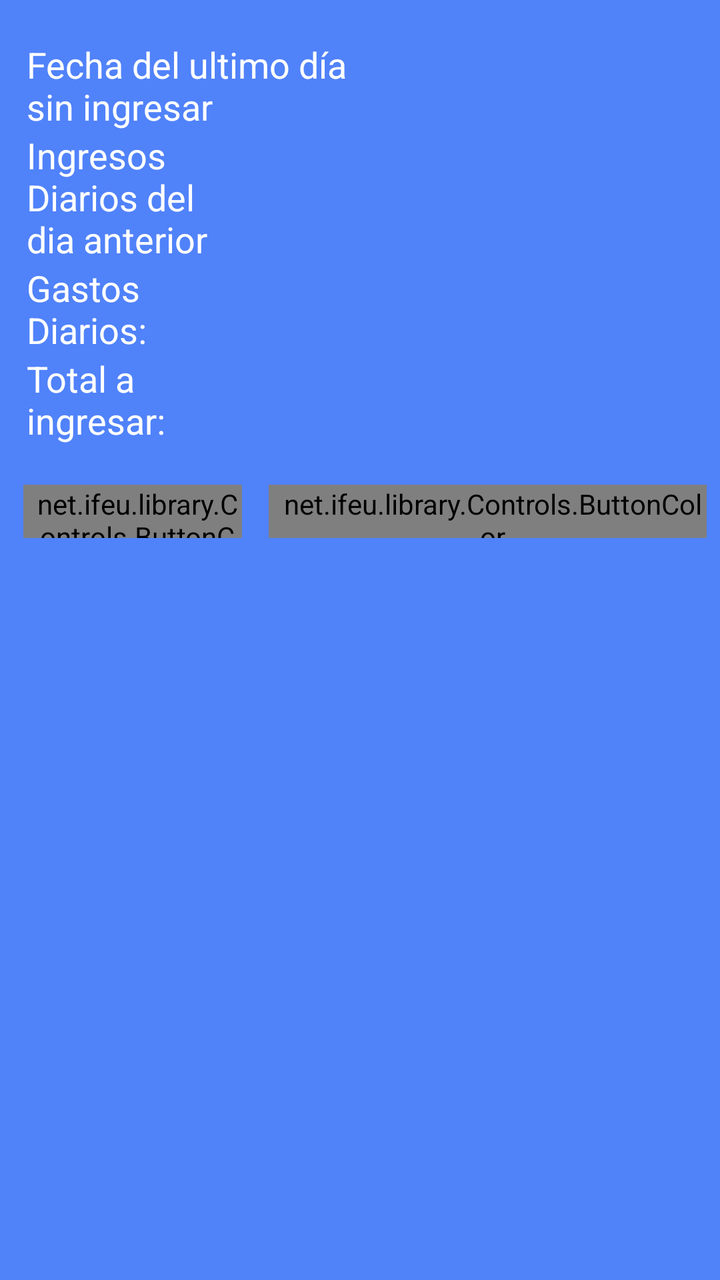
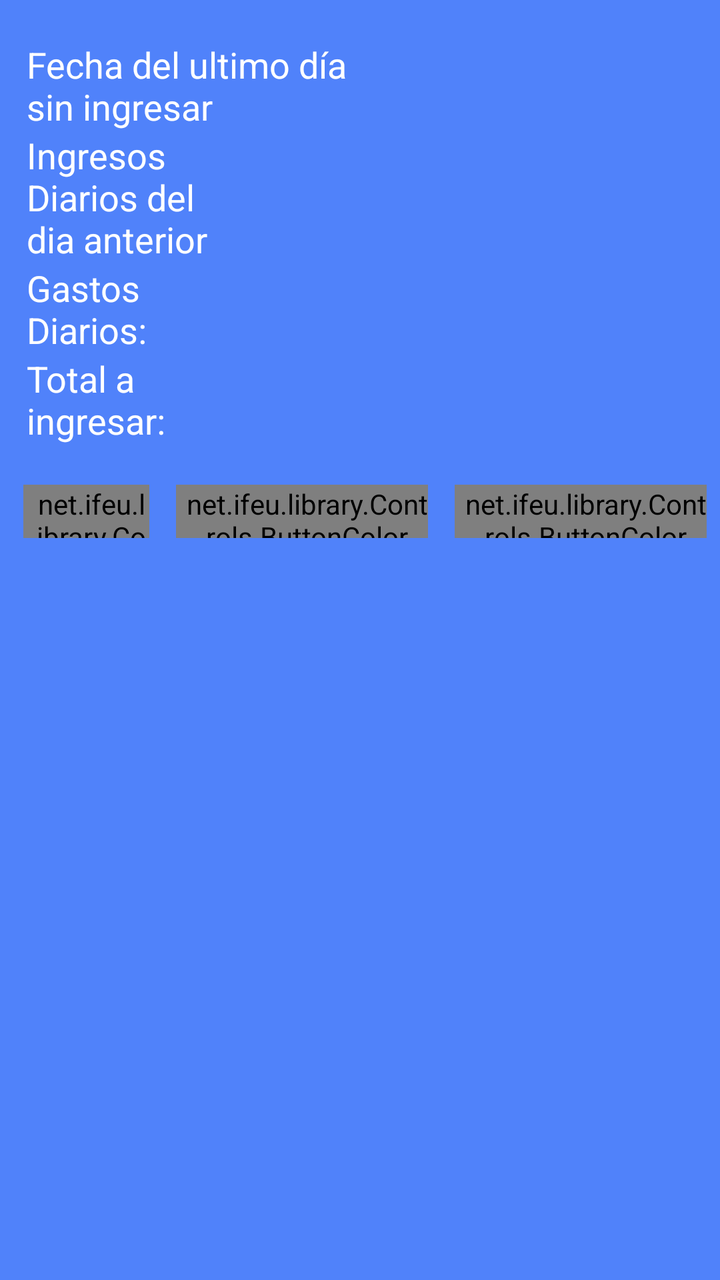

Compare the two renders of this Android layout. The source of the first and the diff that turns it into the second are given below.
<!-- AndroidManifest.xml: application theme AppTheme -->
<!-- res/layout/activity_ingresos_diarios.xml -->
<LinearLayout xmlns:android="http://schemas.android.com/apk/res/android"
    android:layout_width="match_parent"
    android:layout_height="match_parent"
    android:orientation="vertical"
    android:layout_marginTop="20dp"
    android:background="@color/Edicards" >

    <LinearLayout
        android:layout_width="fill_parent"
        android:layout_height="wrap_content"
        android:layout_marginTop="20dp"
        android:layout_marginLeft="5dp"
        android:orientation="vertical">

        <LinearLayout
            android:layout_width="fill_parent"
            android:layout_height="wrap_content"
            android:orientation="horizontal" >

            <TextView
                android:id="@+id/lblFechaIngresosDiarios"
                android:layout_width="0dp"
                android:layout_height="wrap_content"
                android:layout_weight="1"
                android:layout_marginLeft="25px"
                android:layout_marginRight="25px"
                android:text="Fecha del ultimo día sin ingresar"
                android:textColor="#FFFFFF"
                android:textSize="@dimen/text_small" />

            <TextView
                android:id="@+id/txtFechaIngresosDiarios"
                android:layout_width="0dp"
                android:layout_height="wrap_content"
                android:layout_weight="1"
                android:layout_marginLeft="25px"
                android:layout_marginRight="25px"
                android:textColor="#FFFFFF"
                android:textSize="@dimen/text_small" />
        </LinearLayout>

        <LinearLayout
            android:layout_width="fill_parent"
            android:layout_height="wrap_content"
            android:orientation="horizontal" >

            <TextView
                android:id="@+id/lblIngresosDiarios"
                android:layout_width="0dp"
                android:layout_height="wrap_content"
                android:layout_weight="1"
                android:layout_marginLeft="25px"
                android:layout_marginRight="25px"
                android:text="Ingresos Diarios del dia anterior"
                android:textColor="#FFFFFF"
                android:textSize="@dimen/text_small" />

            <EditText
                android:id="@+id/txtIngresosDiarios"
                android:layout_width="0dp"
                android:layout_height="wrap_content"
                android:layout_weight="2"
                android:layout_marginLeft="25px"
                android:layout_marginRight="25px"
                android:singleLine="true"
                android:text=""
                android:textSize="@dimen/text_small"
                android:textStyle="bold" />
        </LinearLayout>

        <LinearLayout
            android:layout_width="fill_parent"
            android:layout_height="wrap_content"
            android:orientation="horizontal" >

            <TextView
                android:id="@+id/lblGastosDiarios"
                android:layout_width="0dp"
                android:layout_height="wrap_content"
                android:layout_weight="1"
                android:layout_marginLeft="25px"
                android:layout_marginRight="25px"
                android:text="Gastos Diarios:    "
                android:textColor="#FFFFFF"
                android:textSize="@dimen/text_small" />

            <EditText
                android:id="@+id/txtGastosDiarios"
                android:layout_width="0dp"
                android:layout_height="wrap_content"
                android:layout_weight="2"
                android:layout_marginLeft="25px"
                android:layout_marginRight="25px"
                android:singleLine="true"
                android:text=""
                android:inputType="numberDecimal"
                android:textSize="@dimen/text_small"
                android:textStyle="bold" />
        </LinearLayout>

        <LinearLayout
            android:layout_width="fill_parent"
            android:layout_height="wrap_content"
            android:orientation="horizontal" >

            <TextView
                android:id="@+id/lblTotalIngresar"
                android:layout_width="0dp"
                android:layout_height="wrap_content"
                android:layout_weight="1"
                android:layout_marginLeft="25px"
                android:layout_marginRight="25px"
                android:text="Total a ingresar:       "
                android:textColor="#FFFFFF"
                android:textSize="@dimen/text_small" />

            <EditText
                android:id="@+id/txtTotalIngresar"
                android:layout_width="0dp"
                android:layout_height="wrap_content"
                android:layout_weight="2"
                android:layout_marginLeft="25px"
                android:layout_marginRight="25px"
                android:singleLine="true"
                android:text=""
                android:textSize="@dimen/text_small"
                android:textStyle="bold" />
        </LinearLayout>

        <LinearLayout
            android:layout_width="fill_parent"
            android:layout_height="wrap_content"
            android:orientation="horizontal" >

            <net.ifeu.library.Controls.ButtonColor
                android:id="@+id/btnIngresoDiarioPhoto"
                android:paddingLeft="15px"
                android:layout_marginLeft="20px"
                android:layout_marginRight="20px"
                android:layout_width="0dp"
                android:layout_weight="0.5"
                android:layout_marginBottom="20dp"
                android:layout_marginTop="20dp"
                android:layout_height="80px"
                android:background="@drawable/background_button"
                android:textColor="@color/Black"
                android:text="Tomar foto del comprobante"/>

            <net.ifeu.library.Controls.ButtonColor
                android:id="@+id/btnSaveIngresoDiario"
                android:layout_marginLeft="20px"
                android:layout_marginRight="20px"
                android:paddingLeft="15px"
                android:layout_width="0dp"
                android:layout_weight="1"
                android:layout_marginBottom="20dp"
                android:layout_marginTop="20dp"
                android:layout_height="80px"
                android:background="@drawable/background_button"
                android:textColor="@color/Black"
                android:onClick="OnApply"
                android:text="Guardar cambios"/>

        </LinearLayout>
    </LinearLayout>
</LinearLayout>
<!-- resources referenced by this layout -->
<resources>
  <color name="Black">#000000</color>
  <color name="Edicards">#5082FA</color>
  <dimen name="text_small">18sp</dimen>
  <!-- drawable background_button (drawable) -->
  <?xml version="1.0" encoding="utf-8"?>
   
  <shape xmlns:android="http://schemas.android.com/apk/res/android" 
       android:shape="rectangle">
      <gradient android:startColor="#AAAAAA" android:endColor="#FFFFFF"
              android:angle="270"/>
      <stroke android:width="2dp"
              android:color="@color/Azure" />
      <corners android:bottomRightRadius="7dp"
          android:bottomLeftRadius="5dp" 
          android:topLeftRadius="5dp"
          android:topRightRadius="7dp"/>    
  </shape>
  <style name="AppTheme" parent="android:Theme.Light">
          <item name="android:fontFamily">sans-serif-light</item>
          <item name="android:textStyle">bold</item>
          <item name="android:textSize">28sp</item>
          <item name="android:text">serif-monospace</item>
          <item name="android:alertDialogTheme">@style/AlertDialogCustom</item>
  
      </style>
  <color name="Azure">#F0FFFF</color>
  <style name="AlertDialogCustom" parent="android:Theme.Holo.Dialog">
          <item name="android:textColor">#00FF00</item>
          <item name="android:typeface">monospace</item>
          <item name="android:textSize">48sp</item>
      </style>
</resources>

<!-- the commit's change to res/layout/activity_ingresos_diarios.xml (unified diff, before → after) -->
@@ -161,6 +161,22 @@
                 android:onClick="OnApply"
                 android:text="Guardar cambios"/>
 
+            <net.ifeu.library.Controls.ButtonColor
+                android:id="@+id/btnCloseIngresoDiario"
+                android:layout_marginLeft="20px"
+                android:layout_marginRight="20px"
+                android:paddingLeft="15px"
+                android:layout_width="0dp"
+                android:layout_weight="1"
+                android:layout_marginBottom="20dp"
+                android:layout_marginTop="20dp"
+                android:layout_height="80px"
+                android:background="@drawable/background_button"
+                android:textColor="@color/Black"
+                android:onClick="OnClose"
+                android:text="Cerrar Pantalla"/>
+
+
         </LinearLayout>
     </LinearLayout>
 </LinearLayout>
